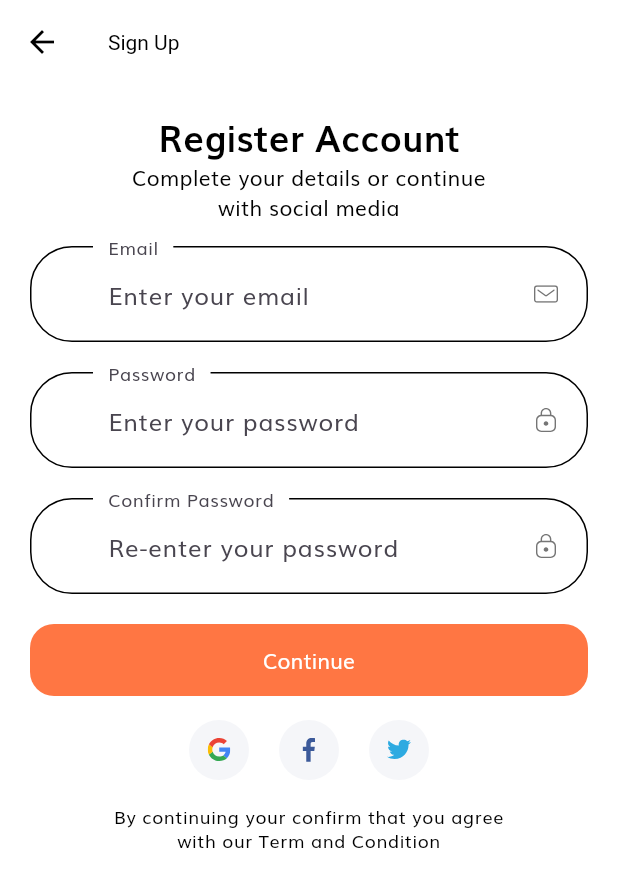
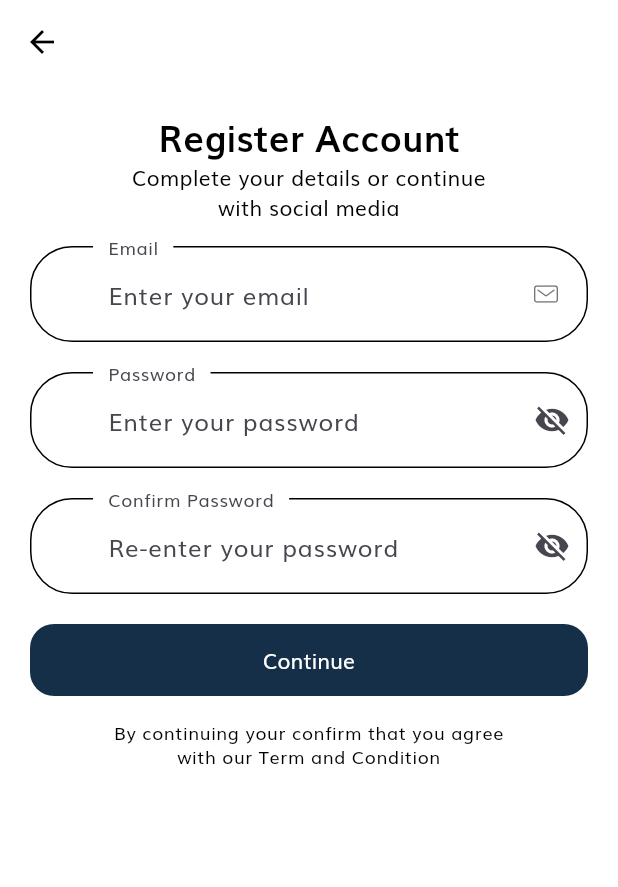
Before and after one commit to firmanriawn/badminton-app, a Flutter app: the SignUpScreen screen opened by its route, on a phone screen of 412 x 824 dp. Shown: the top 887 px of the screen. Run offline on Flutter 3.47's test engine with Material 3 defaults, Android fonts, the phone set to English and light mode, and no system bars; our stand-ins replace flutter_svg.

```diff
--- a/lib/main.dart
+++ b/lib/main.dart
@@ -1,4 +1,5 @@
 import 'package:flutter/material.dart';
+import 'package:shop_app/screens/sign_in/sign_in_screen.dart';
 import 'package:shop_app/screens/splash/splash_screen.dart';
 
 import 'routes.dart';
@@ -18,7 +19,7 @@ class MyApp extends StatelessWidget {
       debugShowCheckedModeBanner: false,
       title: 'The Flutter Way - Template',
       theme: AppTheme.lightTheme(context),
-      initialRoute: SplashScreen.routeName,
+      initialRoute: SignInScreen.routeName,
       routes: routes,
     );
   }
--- a/lib/routes.dart
+++ b/lib/routes.dart
@@ -1,6 +1,5 @@
 import 'package:flutter/widgets.dart';
 import 'package:shop_app/screens/products/products_screen.dart';
-
 import 'screens/cart/cart_screen.dart';
 import 'screens/complete_profile/complete_profile_screen.dart';
 import 'screens/details/details_screen.dart';
@@ -8,7 +7,6 @@ import 'screens/forgot_password/forgot_password_screen.dart';
 import 'screens/home/home_screen.dart';
 import 'screens/init_screen.dart';
 import 'screens/login_success/login_success_screen.dart';
-import 'screens/otp/otp_screen.dart';
 import 'screens/profile/profile_screen.dart';
 import 'screens/sign_in/sign_in_screen.dart';
 import 'screens/sign_up/sign_up_screen.dart';
@@ -18,13 +16,12 @@ import 'screens/splash/splash_screen.dart';
 // All our routes will be available here
 final Map<String, WidgetBuilder> routes = {
   InitScreen.routeName: (context) => const InitScreen(),
-  SplashScreen.routeName: (context) => const SplashScreen(),
+  // SplashScreen.routeName: (context) => const SplashScreen(),
   SignInScreen.routeName: (context) => const SignInScreen(),
   ForgotPasswordScreen.routeName: (context) => const ForgotPasswordScreen(),
   LoginSuccessScreen.routeName: (context) => const LoginSuccessScreen(),
   SignUpScreen.routeName: (context) => const SignUpScreen(),
   CompleteProfileScreen.routeName: (context) => const CompleteProfileScreen(),
-  OtpScreen.routeName: (context) => const OtpScreen(),
   HomeScreen.routeName: (context) => const HomeScreen(),
   ProductsScreen.routeName: (context) => const ProductsScreen(),
   DetailsScreen.routeName: (context) => const DetailsScreen(),
--- a/lib/screens/sign_in/sign_in_screen.dart
+++ b/lib/screens/sign_in/sign_in_screen.dart
@@ -12,7 +12,8 @@ class SignInScreen extends StatelessWidget {
   Widget build(BuildContext context) {
     return Scaffold(
       appBar: AppBar(
-        title: const Text("Sign In"),
+        automaticallyImplyLeading: false, // Hapus tombol back
+        title: const Text(""),
       ),
       body: SafeArea(
         child: SizedBox(
--- a/lib/screens/sign_up/components/sign_up_form.dart
+++ b/lib/screens/sign_up/components/sign_up_form.dart
@@ -18,6 +18,8 @@ class _SignUpFormState extends State<SignUpForm> {
   String? password;
   String? conform_password;
   bool remember = false;
+  bool _isPasswordVisible = false; // State untuk visibilitas password
+  bool _isConfirmPasswordVisible = false; // State untuk visibilitas konfirmasi password
   final List<String?> errors = [];
 
   void addError({String? error}) {
@@ -66,15 +68,13 @@ class _SignUpFormState extends State<SignUpForm> {
             decoration: const InputDecoration(
               labelText: "Email",
               hintText: "Enter your email",
-              // If  you are using latest version of flutter then lable text and hint text shown like this
-              // if you r using flutter less then 1.20.* then maybe this is not working properly
               floatingLabelBehavior: FloatingLabelBehavior.always,
               suffixIcon: CustomSurffixIcon(svgIcon: "assets/icons/Mail.svg"),
             ),
           ),
           const SizedBox(height: 20),
           TextFormField(
-            obscureText: true,
+            obscureText: !_isPasswordVisible, // Kontrol visibilitas password
             onSaved: (newValue) => password = newValue,
             onChanged: (value) {
               if (value.isNotEmpty) {
@@ -94,18 +94,25 @@ class _SignUpFormState extends State<SignUpForm> {
               }
               return null;
             },
-            decoration: const InputDecoration(
+            decoration: InputDecoration(
               labelText: "Password",
               hintText: "Enter your password",
-              // If  you are using latest version of flutter then lable text and hint text shown like this
-              // if you r using flutter less then 1.20.* then maybe this is not working properly
               floatingLabelBehavior: FloatingLabelBehavior.always,
-              suffixIcon: CustomSurffixIcon(svgIcon: "assets/icons/Lock.svg"),
+              suffixIcon: IconButton(
+                icon: Icon(
+                  _isPasswordVisible ? Icons.visibility : Icons.visibility_off,
+                ),
+                onPressed: () {
+                  setState(() {
+                    _isPasswordVisible = !_isPasswordVisible;
+                  });
+                },
+              ),
             ),
           ),
           const SizedBox(height: 20),
           TextFormField(
-            obscureText: true,
+            obscureText: !_isConfirmPasswordVisible, // Kontrol visibilitas konfirmasi password
             onSaved: (newValue) => conform_password = newValue,
             onChanged: (value) {
               if (value.isNotEmpty) {
@@ -125,13 +132,20 @@ class _SignUpFormState extends State<SignUpForm> {
               }
               return null;
             },
-            decoration: const InputDecoration(
+            decoration: InputDecoration(
               labelText: "Confirm Password",
               hintText: "Re-enter your password",
-              // If  you are using latest version of flutter then lable text and hint text shown like this
-              // if you r using flutter less then 1.20.* then maybe this is not working properly
               floatingLabelBehavior: FloatingLabelBehavior.always,
-              suffixIcon: CustomSurffixIcon(svgIcon: "assets/icons/Lock.svg"),
+              suffixIcon: IconButton(
+                icon: Icon(
+                  _isConfirmPasswordVisible ? Icons.visibility : Icons.visibility_off,
+                ),
+                onPressed: () {
+                  setState(() {
+                    _isConfirmPasswordVisible = !_isConfirmPasswordVisible;
+                  });
+                },
+              ),
             ),
           ),
           FormError(errors: errors),
@@ -140,10 +154,13 @@ class _SignUpFormState extends State<SignUpForm> {
             onPressed: () {
               if (_formKey.currentState!.validate()) {
                 _formKey.currentState!.save();
-                // if all are valid then go to success screen
+                // Jika semua valid, lanjut ke screen berikutnya
                 Navigator.pushNamed(context, CompleteProfileScreen.routeName);
               }
             },
+            style: ElevatedButton.styleFrom(
+              backgroundColor: const Color(0xFF142f47),
+            ),
             child: const Text("Continue"),
           ),
         ],
--- a/lib/screens/sign_up/sign_up_screen.dart
+++ b/lib/screens/sign_up/sign_up_screen.dart
@@ -12,7 +12,7 @@ class SignUpScreen extends StatelessWidget {
   Widget build(BuildContext context) {
     return Scaffold(
       appBar: AppBar(
-        title: const Text("Sign Up"),
+        title: const Text(""),
       ),
       body: SafeArea(
         child: SizedBox(
@@ -31,24 +31,6 @@ class SignUpScreen extends StatelessWidget {
                   const SizedBox(height: 16),
                   const SignUpForm(),
                   const SizedBox(height: 16),
-                  Row(
-                    mainAxisAlignment: MainAxisAlignment.center,
-                    children: [
-                      SocalCard(
-                        icon: "assets/icons/google-icon.svg",
-                        press: () {},
-                      ),
-                      SocalCard(
-                        icon: "assets/icons/facebook-2.svg",
-                        press: () {},
-                      ),
-                      SocalCard(
-                        icon: "assets/icons/twitter.svg",
-                        press: () {},
-                      ),
-                    ],
-                  ),
-                  const SizedBox(height: 16),
                   Text(
                     'By continuing your confirm that you agree \nwith our Term and Condition',
                     textAlign: TextAlign.center,
```
Also changed, not shown: lib/components/popup_widget.dart (added, +28 -0 lines), lib/screens/complete_profile/components/complete_profile_form.dart (+18 -2 lines), lib/screens/otp/components/otp_form.dart (deleted, +0 -116 lines), lib/screens/otp/otp_screen.dart (deleted, +0 -62 lines), lib/screens/sign_in/components/sign_form.dart (+15 -32 lines).
